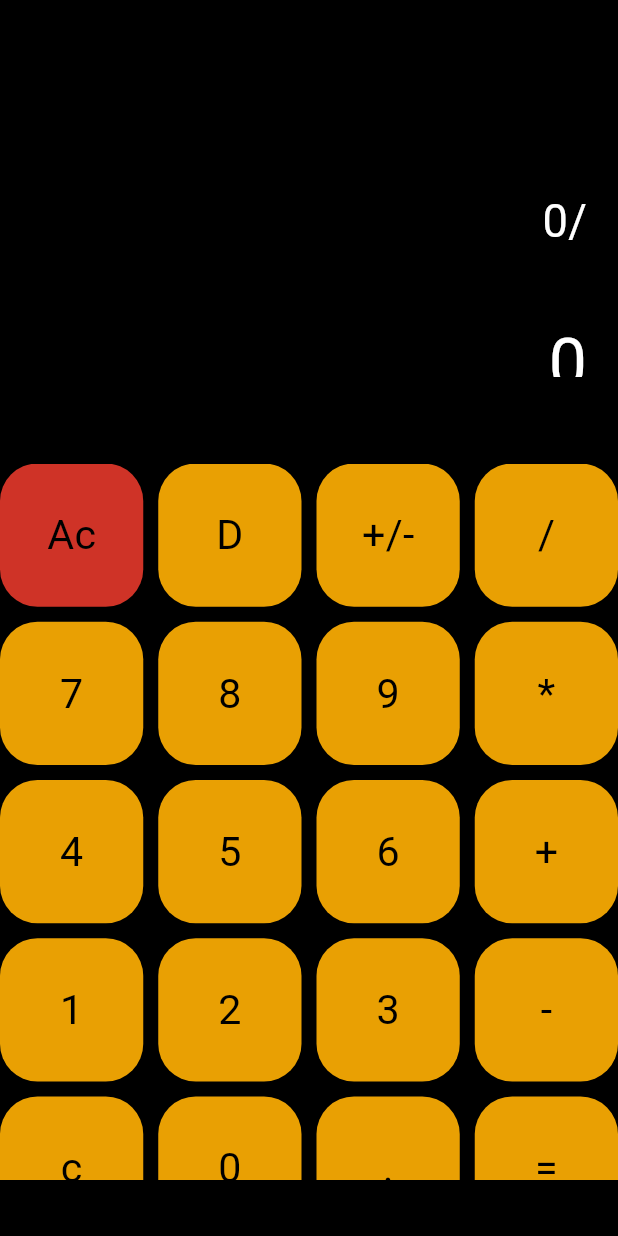
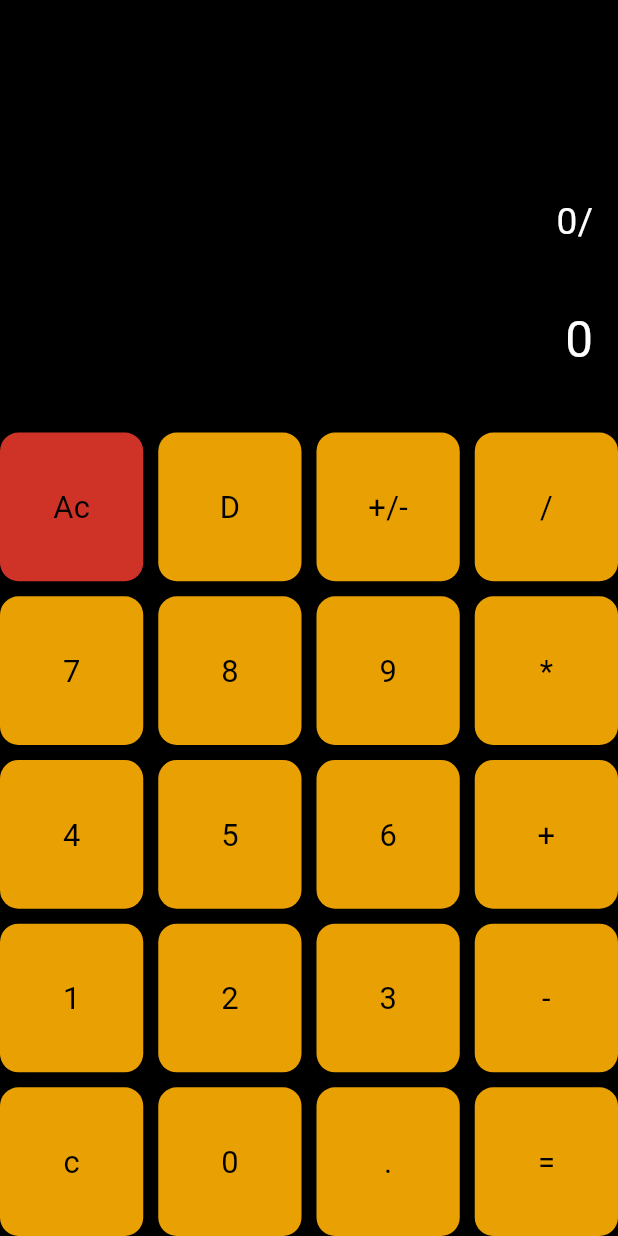
Before and after one commit to kyrillosemad/calculator-app, a Flutter app: the screen it shows after launch, after a tap on an icon or button, on a phone screen of 412 x 824 dp. Run offline on Flutter 3.47's test engine with Material 3 defaults, Android fonts, the phone set to English and light mode, and no system bars; our stand-ins replace device_preview, flutter_screenutil.

Commit message:
add_responsive_design

```diff
--- a/lib/app/material.dart
+++ b/lib/app/material.dart
@@ -1,29 +1,34 @@
+import 'package:calculator/presentation/home_screen_ui.dart';
 import 'package:flutter/material.dart';
-import 'package:sizer/sizer.dart';
-import 'package:calculator/presentation/home_screen_ui.dart';
+import 'package:flutter_screenutil/flutter_screenutil.dart';
+import 'package:device_preview/device_preview.dart';
 
-class CALCULATOR extends StatefulWidget {
-  const CALCULATOR({super.key});
+class Calculator extends StatefulWidget {
+  const Calculator({super.key});
 
   @override
-  State<CALCULATOR> createState() => _CALCULATORState();
+  State<Calculator> createState() => _CalculatorState();
 }
 
-class _CALCULATORState extends State<CALCULATOR> {
+class _CalculatorState extends State<Calculator> {
   @override
   Widget build(BuildContext context) {
-    return Sizer(
-      builder: (context, orientation, deviceType) {
-        return MaterialApp(
-          debugShowCheckedModeBanner: false,
-          home: const HOMESCREEN(),
-          routes: {
-            "main_page": (context) {
-              return const HOMESCREEN();
-            }
-          },
-        );
-      },
+    return ScreenUtilInit(
+      designSize: const Size(100, 100),
+      minTextAdapt: true,
+      splitScreenMode: true,
+      ensureScreenSize: true,
+      child: MaterialApp(
+        locale: DevicePreview.locale(context),
+        builder: DevicePreview.appBuilder,
+        debugShowCheckedModeBanner: false,
+        home: const HomeScreen(),
+        routes: {
+          "main_page": (context) {
+            return const HomeScreen();
+          }
+        },
+      ),
     );
   }
 }
--- a/lib/main.dart
+++ b/lib/main.dart
@@ -1,6 +1,15 @@
 import 'package:calculator/app/material.dart';
 import 'package:flutter/material.dart';
+import 'package:flutter/services.dart';
+import 'package:device_preview/device_preview.dart';
 
 void main() {
-  runApp(const CALCULATOR());
+  WidgetsFlutterBinding.ensureInitialized();
+  SystemChrome.setPreferredOrientations([
+    DeviceOrientation.portraitDown,
+    DeviceOrientation.portraitUp,
+  ]);
+  runApp( DevicePreview(
+    builder: (context) => const Calculator(),
+  ),);
 }
--- a/lib/presentation/home_screen_logic.dart
+++ b/lib/presentation/home_screen_logic.dart
@@ -1,6 +1,6 @@
-import 'package:calculator/data/data.dart';
+import 'package:calculator/constants/data.dart';
 
-class LOGIC {
+class Logic {
   static String input = "";
   static var result = "0";
 
--- a/lib/presentation/home_screen_ui.dart
+++ b/lib/presentation/home_screen_ui.dart
@@ -1,16 +1,15 @@
+import 'package:calculator/presentation/home_screen_logic.dart';
 import 'package:flutter/material.dart';
-import 'package:sizer/sizer.dart';
-import 'package:calculator/data/data.dart';
-import 'home_screen_logic.dart';
-
-class HOMESCREEN extends StatefulWidget {
-  const HOMESCREEN({super.key});
+import 'package:calculator/constants/data.dart';
+import 'package:flutter_screenutil/flutter_screenutil.dart';
+class HomeScreen extends StatefulWidget {
+  const HomeScreen({super.key});
 
   @override
-  State<HOMESCREEN> createState() => _MainPageState();
+  State<HomeScreen> createState() => _MainPageState();
 }
 
-class _MainPageState extends State<HOMESCREEN> {
+class _MainPageState extends State<HomeScreen> {
   @override
   Widget build(BuildContext context) {
     return SafeArea(
@@ -18,72 +17,81 @@ class _MainPageState extends State<HOMESCREEN> {
         backgroundColor: Colors.black,
         body: Center(
           child: SizedBox(
-        width: 100.w,
-        height: 100.h,
-        child: Column(children: [
-          SizedBox(
-            height: 8.h,
+            width: MediaQuery.of(context).size.width,
+            height: MediaQuery.of(context).size.height,
+            child: Column(
+              children: [
+                Container(
+                  height: 5.h,
                 ),
                 Container(
-            padding: EdgeInsets.all(5.w),
+                  padding: EdgeInsets.only(right: 4.sp),
                   alignment: Alignment.bottomRight,
                   width: 100.w,
                   height: 15.h,
                   child: Text(
-              LOGIC.input,
-              style: TextStyle(fontSize: 22.sp, color: Colors.white),
+                    Logic.input,
+                    style: TextStyle(fontSize: 6.sp, color: Colors.white),
                   ),
                 ),
                 Container(
-            padding: EdgeInsets.all(5.w),
+                  padding: EdgeInsets.only(right: 4.sp),
                   alignment: Alignment.centerRight,
                   width: 100.w,
-            height: 10.h,
+                  height: 15.h,
                   child: Text(
-              LOGIC.result,
-              style: TextStyle(fontSize: 33.sp, color: Colors.white),
+                    Logic.result,
+                    style: TextStyle(fontSize: 8.sp, color: Colors.white),
                   ),
                 ),
-          SizedBox(
-            height: 2.5.h,
-          ),
-          Container(
-            width: 100.w,
-            height: 60.h,
-            padding: EdgeInsets.only(top: 2.h),
-            child: GridView.builder(
-              gridDelegate: const SliverGridDelegateWithFixedCrossAxisCount(
+                Expanded(
+                  child: LayoutBuilder(
+                    builder: (context, constraints) {
+                      double itemHeight = (constraints.maxHeight - 10 * 4) / 5;
+                      double itemWidth = (constraints.maxWidth - 10 * 3) / 4;
+
+                      return GridView.builder(
+                        physics: const NeverScrollableScrollPhysics(),
+                        gridDelegate: SliverGridDelegateWithFixedCrossAxisCount(
                           crossAxisCount: 4,
                           mainAxisSpacing: 10,
                           crossAxisSpacing: 10,
+                          childAspectRatio: itemWidth / itemHeight,
                         ),
                         itemCount: buttons.length,
                         itemBuilder: (BuildContext context, int index) {
                           return InkWell(
                             onTap: () {
                               setState(() {
-                      LOGIC.logic(index);
+                                Logic.logic(index);
                               });
                             },
                             child: Container(
                               decoration: BoxDecoration(
-                        borderRadius: BorderRadius.circular(25),
+                                borderRadius: BorderRadius.circular(3.sp),
                                 color: index == 0
                                     ? const Color.fromARGB(255, 207, 51, 39)
-                            : const Color.fromARGB(255, 233, 160, 3)),
+                                    : const Color.fromARGB(255, 233, 160, 3),
+                              ),
                               child: Center(
                                 child: Text(
                                   buttons[index],
-                        style: TextStyle(color: Colors.black, fontSize: 20.sp),
+                                  style: TextStyle(
+                                      color: Colors.black, fontSize: 5.sp),
                                 ),
                               ),
                             ),
                           );
                         },
+                      );
+                    },
                   ),
-          )
-        ]),
-      )),
-    ));
+                ),
+              ],
+            ),
+          ),
+        ),
+      ),
+    );
   }
 }
--- a/pubspec.yaml
+++ b/pubspec.yaml
@@ -36,8 +36,7 @@ dependencies:
   # Use with the CupertinoIcons class for iOS style icons.
   cupertino_icons: ^1.0.2
   sizer: ^2.0.15
-
-
+  flutter_screenutil: ^5.8.3
 dev_dependencies:
   flutter_test:
     sdk: flutter
```
Also changed, not shown: lib/constants/data.dart (renamed from lib/data/data.dart), pubspec.lock, 1 other file. Lines whose indentation alone changed are shown as unchanged.
